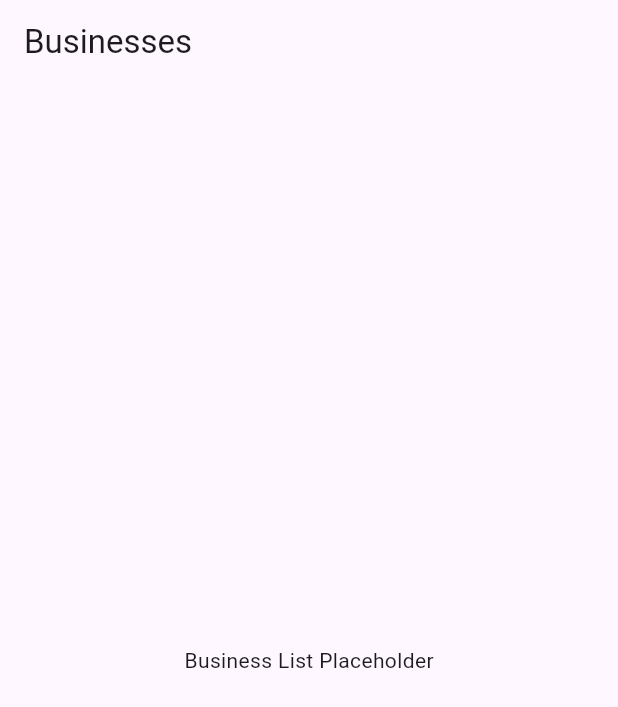
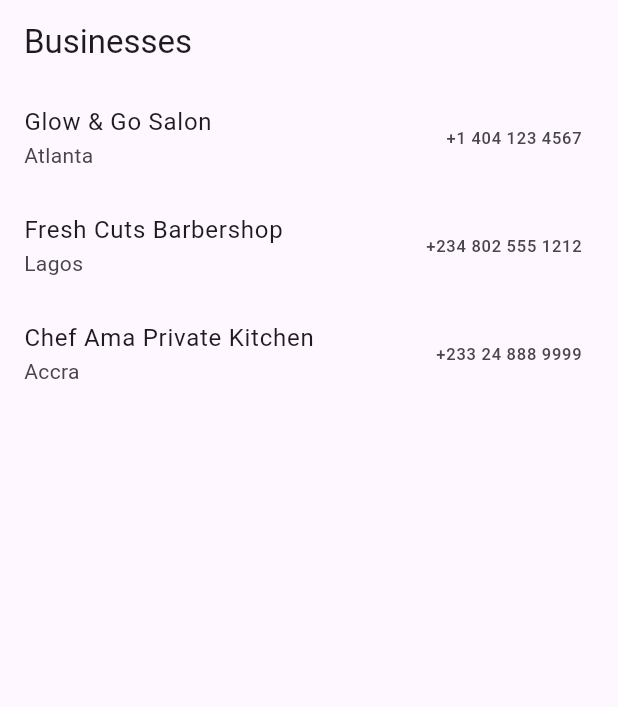
Before and after one commit to morganbr12/mini-project, a Flutter app: the screen it shows after launch, on a phone screen of 412 x 824 dp. Shown: the top 707 px of the screen. Run offline on Flutter 3.47's test engine with Material 3 defaults, Android fonts, the phone set to English and light mode, and no system bars.

Commit message:
Implement business listing with loading and error handling

```diff
--- a/lib/business_list_screen.dart
+++ b/lib/business_list_screen.dart
@@ -1,13 +1,41 @@
+
+
 import 'package:flutter/material.dart';
+import 'package:provider/provider.dart';
+import 'package:mini_app/business_provider.dart';
 
 class BusinessListScreen extends StatelessWidget {
   const BusinessListScreen({super.key});
 
   @override
   Widget build(BuildContext context) {
+    final provider = Provider.of<BusinessProvider>(context);
     return Scaffold(
       appBar: AppBar(title: const Text('Businesses')),
-      body: const Center(child: Text('Business List Placeholder')),
+      body: Builder(
+        builder: (context) {
+          if (provider.loading) {
+            return const Center(child: CircularProgressIndicator());
+          }
+          if (provider.error != null) {
+            return Center(child: Text(provider.error!));
+          }
+          if (provider.businesses.isEmpty) {
+            return const Center(child: Text('No businesses found'));
+          }
+          return ListView.builder(
+            itemCount: provider.businesses.length,
+            itemBuilder: (context, index) {
+              final business = provider.businesses[index];
+              return ListTile(
+                title: Text(business.name),
+                subtitle: Text(business.location),
+                trailing: Text(business.contact),
+              );
+            },
+          );
+        },
+      ),
     );
   }
 }
--- /dev/null
+++ b/lib/business_provider.dart
@@ -0,0 +1,38 @@
+import 'package:flutter/foundation.dart';
+
+class Business {
+  final String name;
+  final String location;
+  final String contact;
+
+  Business({required this.name, required this.location, required this.contact});
+}
+
+class BusinessProvider extends ChangeNotifier {
+  List<Business> _businesses = [];
+  bool _loading = false;
+  String? _error;
+
+  List<Business> get businesses => _businesses;
+  bool get loading => _loading;
+  String? get error => _error;
+
+  Future<void> loadBusinesses() async {
+    _loading = true;
+    _error = null;
+    notifyListeners();
+    await Future.delayed(const Duration(seconds: 1));
+    try {
+      // Will be replaced with Dio/networking
+      _businesses = [
+        Business(name: 'Glow & Go Salon', location: 'Atlanta', contact: '+1 404 123 4567'),
+        Business(name: 'Fresh Cuts Barbershop', location: 'Lagos', contact: '+234 802 555 1212'),
+        Business(name: 'Chef Ama Private Kitchen', location: 'Accra', contact: '+233 24 888 9999'),
+      ];
+    } catch (e) {
+      _error = 'Failed to load businesses';
+    }
+    _loading = false;
+    notifyListeners();
+  }
+}
--- a/lib/main.dart
+++ b/lib/main.dart
@@ -1,23 +1,26 @@
 import 'package:flutter/material.dart';
+import 'package:provider/provider.dart';
 import 'package:mini_app/business_list_screen.dart';
+import 'package:mini_app/business_provider.dart';
 
 void main() {
-  runApp(const MyApp());
+  runApp(const MiniApp());
 }
 
+class MiniApp extends StatelessWidget {
+  const MiniApp({super.key});
 
-class MyApp extends StatelessWidget {
-  const MyApp({super.key});
-
-  // This widget is the root of your application.
   @override
   Widget build(BuildContext context) {
-    return MaterialApp(
-      title: 'Flutter Demo',
-      theme: ThemeData(
-        colorScheme: ColorScheme.fromSeed(seedColor: Colors.deepPurple),
+    return ChangeNotifierProvider(
+      create: (_) => BusinessProvider()..loadBusinesses(),
+      child: MaterialApp(
+        title: 'Mini App',
+        theme: ThemeData(
+          colorScheme: ColorScheme.fromSeed(seedColor: Colors.deepPurple),
+        ),
+  home: const BusinessListScreen(),
       ),
-      home: BusinessListScreen(),
     );
   }
 }
--- a/pubspec.yaml
+++ b/pubspec.yaml
@@ -34,6 +34,8 @@ dependencies:
   # The following adds the Cupertino Icons font to your application.
   # Use with the CupertinoIcons class for iOS style icons.
   cupertino_icons: ^1.0.8
+  provider: ^6.1.5+1
+  dio: ^5.9.0
 
 dev_dependencies:
   flutter_test:
```
Also changed, not shown: pubspec.lock.
